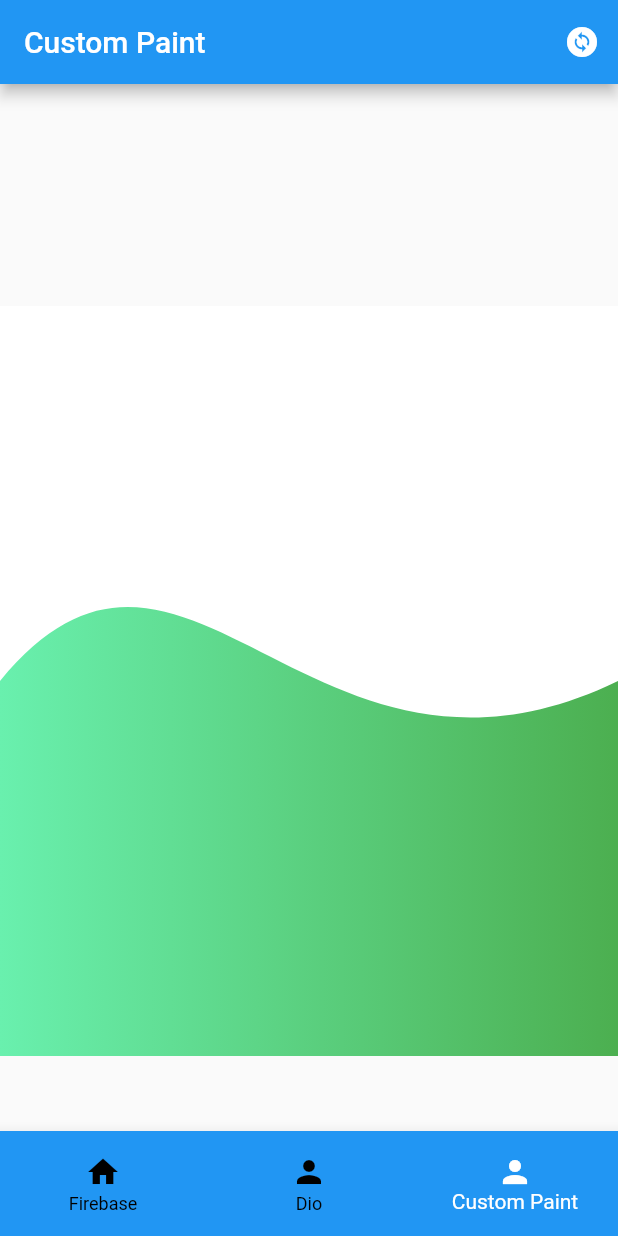
After one commit to IbrohimToxtasinov/fourth_exam, a Flutter app: the screen it shows after launch, item 3 of the bottom bar chosen, after a tap on the "change circle" icon, on a phone screen of 412 x 824 dp. The commit adds this screen. Run offline on Flutter 3.47's test engine with Material 2 defaults, Android fonts, the phone set to English and light mode, and no system bars; our stand-ins replace cloud_firestore, dio, firebase_core, firebase_storage, flutter_linkify, fluttertoast and 1 more; accounts and stored records are empty; network calls fail; project files that could hold a hidden picture were left out.

Commit message:
task_done

```diff
--- a/lib/data/repositories/students_repository.dart
+++ b/lib/data/repositories/students_repository.dart
@@ -16,8 +16,8 @@ class StudentRepository {
         "student_id": newStudent.id,
       });
       MyUtils.getMyToast(message: "Talaba muvaffaqiyatli qo'shiladi!");
-    } on FirebaseException catch (er) {
-      MyUtils.getMyToast(message: er.message.toString());
+    } on FirebaseException catch (error) {
+      MyUtils.getMyToast(message: error.message.toString());
     }
   }
 
--- a/lib/main.dart
+++ b/lib/main.dart
@@ -1,6 +1,6 @@
 import 'package:cloud_firestore/cloud_firestore.dart';
 import 'package:fifth_exam/data/repositories/students_repository.dart';
-import 'package:fifth_exam/screens/dio/user_screen.dart';
+import 'package:fifth_exam/screens/main_page.dart';
 import 'package:fifth_exam/view_models/students_view_model.dart';
 import 'package:firebase_core/firebase_core.dart';
 import 'package:flutter/material.dart';
@@ -37,7 +37,7 @@ class MyApp extends StatelessWidget {
       theme: ThemeData(
         primarySwatch: Colors.blue,
       ),
-      home: const UsersScreen(),
+      home: const MainPage(),
     );
   }
 }
--- /dev/null
+++ b/lib/screens/animations/animation_circular_bar.dart
@@ -0,0 +1,118 @@
+import 'package:flutter/material.dart';
+
+class AnimationCircularBar extends StatefulWidget {
+  const AnimationCircularBar({super.key});
+
+  @override
+  State<AnimationCircularBar> createState() => _AnimationCircularBarState();
+}
+
+class _AnimationCircularBarState extends State<AnimationCircularBar> {
+  bool isChanged = true;
+  Color colorsGalochka = Colors.grey;
+  int seconds = 16;
+
+  @override
+  Widget build(BuildContext context) {
+    Color colorsGalochka = Colors.grey;
+    int seconds = 8;
+    Future.delayed(const Duration(seconds: 2))
+        .then((value) => colorsGalochka = Colors.green);
+    return Scaffold(
+      appBar: AppBar(
+        title:
+            isChanged ? const Text("Animations") : const Text("Custom Paint"),
+        actions: [
+          IconButton(
+              onPressed: () {
+                setState(() {
+                  isChanged = !isChanged;
+                });
+              },
+              icon: const Icon(Icons.change_circle))
+        ],
+      ),
+      body: isChanged
+          ? Center(
+              child: TweenAnimationBuilder(
+                duration: Duration(seconds: seconds),
+                tween: Tween(begin: 0.0, end: 5),
+                builder: (context, value, child) {
+                  return Stack(
+                    children: [
+                      Center(
+                        child: SizedBox(
+                          width: 150,
+                          height: 150,
+                          child: CircularProgressIndicator(
+                            color: Colors.green,
+                            backgroundColor: Colors.grey,
+                            strokeWidth: 10,
+                            value: value + 0.0,
+                          ),
+                        ),
+                      ),
+                      Center(
+                        child: Icon(
+                          Icons.done,
+                          size: 50,
+                          color: colorsGalochka,
+                        ),
+                      )
+                    ],
+                  );
+                },
+              ),
+            )
+          : Column(
+              mainAxisAlignment: MainAxisAlignment.end,
+              children: [
+                Column(
+                  mainAxisAlignment: MainAxisAlignment.center,
+                  children: [
+                    Container(
+                      height: 500,
+                      decoration: const BoxDecoration(
+                          gradient: LinearGradient(
+                              colors: [Colors.greenAccent, Colors.green])),
+                      child: CustomPaint(
+                        size: const Size(500, 500),
+                        painter: MyPainter(),
+                      ),
+                    ),
+                    const SizedBox(
+                      height: 50,
+                    ),
+                  ],
+                ),
+              ],
+            ),
+    );
+  }
+}
+
+class MyPainter extends CustomPainter {
+  @override
+  void paint(Canvas canvas, Size size) {
+    Paint paint = Paint()..color = Colors.white;
+
+    Path paths = Path();
+
+    paths.lineTo(0, size.height * 0.5);
+
+    paths.cubicTo(
+      size.width * 0.3,
+      size.height * 0.2,
+      size.width * 0.5,
+      size.height * 0.7,
+      size.width,
+      size.height * 0.5,
+    );
+
+    paths.lineTo(size.width, 0);
+    canvas.drawPath(paths, paint);
+  }
+
+  @override
+  bool shouldRepaint(covariant CustomPainter oldDelegate) => true;
+}
--- a/lib/screens/firebase/students/add_student_screen.dart
+++ b/lib/screens/firebase/students/add_student_screen.dart
@@ -1,5 +1,5 @@
 import 'package:fifth_exam/data/models/students/students_model.dart';
-import 'package:fifth_exam/data/services/file_uploader/file_uploader.dart';
+import 'package:fifth_exam/data/services/uploader_service/file_uploader.dart';
 import 'package:fifth_exam/utils/my_utils.dart';
 import 'package:fifth_exam/view_models/students_view_model.dart';
 import 'package:flutter/material.dart';
--- a/lib/screens/firebase/students/update_student_screen.dart
+++ b/lib/screens/firebase/students/update_student_screen.dart
@@ -1,5 +1,5 @@
 import 'package:fifth_exam/data/models/students/students_model.dart';
-import 'package:fifth_exam/data/services/file_uploader/file_uploader.dart';
+import 'package:fifth_exam/data/services/uploader_service/file_uploader.dart';
 import 'package:fifth_exam/view_models/students_view_model.dart';
 import 'package:flutter/material.dart';
 import 'package:image_picker/image_picker.dart';
--- /dev/null
+++ b/lib/screens/main_page.dart
@@ -0,0 +1,50 @@
+import 'package:fifth_exam/screens/animations/animation_circular_bar.dart';
+import 'package:fifth_exam/screens/dio/user_screen.dart';
+import 'package:fifth_exam/screens/firebase/students/all_students_screen.dart';
+import 'package:flutter/material.dart';
+
+class MainPage extends StatefulWidget {
+  const MainPage({Key? key}) : super(key: key);
+
+  @override
+  State<MainPage> createState() => _MainPageState();
+}
+
+class _MainPageState extends State<MainPage> {
+  int _selectedIndex = 0;
+
+  @override
+  Widget build(BuildContext context) {
+    final List<Widget> pages = [
+      const AllStudentsScreen(),
+      const AllUsersScreen(),
+      const AnimationCircularBar(),
+    ];
+    return Scaffold(
+      body: pages[_selectedIndex],
+      bottomNavigationBar: SizedBox(
+        height: 70,
+        child: BottomNavigationBar(
+          selectedItemColor: Colors.white,
+          unselectedItemColor: Colors.black,
+          type: BottomNavigationBarType.fixed,
+          currentIndex: _selectedIndex,
+          onTap: (index) {
+            setState(() {
+              _selectedIndex = index;
+            });
+          },
+          backgroundColor: Colors.blue,
+          items: const [
+            BottomNavigationBarItem(
+                icon: Icon(Icons.home), label: 'Firebase'),
+            BottomNavigationBarItem(
+                icon: Icon(Icons.person), label: 'Dio'),
+            BottomNavigationBarItem(
+                icon: Icon(Icons.person), label: 'Custom Paint'),
+          ],
+        ),
+      ),
+    );
+  }
+}
--- a/lib/view_models/users_view_model.dart
+++ b/lib/view_models/users_view_model.dart
@@ -10,13 +10,13 @@ class UserViewModel extends ChangeNotifier {
   }
 
   late UserRepository _userRepository;
-  List<UserModel> userList = [];
+  List<UserModel> user = [];
   String errorForUI = "";
 
   fetchAllUsers() async {
     MyResponse response = await _userRepository.getAllUsers();
     if (response.error.isEmpty) {
-      userList = response.data as List<UserModel>;
+      user = response.data as List<UserModel>;
     } else {
       errorForUI = response.error;
     }
```
Also changed, not shown: lib/screens/dio/user_screen.dart (+15 -11 lines), lib/screens/firebase/students/all_students_screen.dart (+9 -6 lines), lib/data/services/uploader_service/file_uploader.dart (renamed from lib/data/services/file_uploader/file_uploader.dart).
